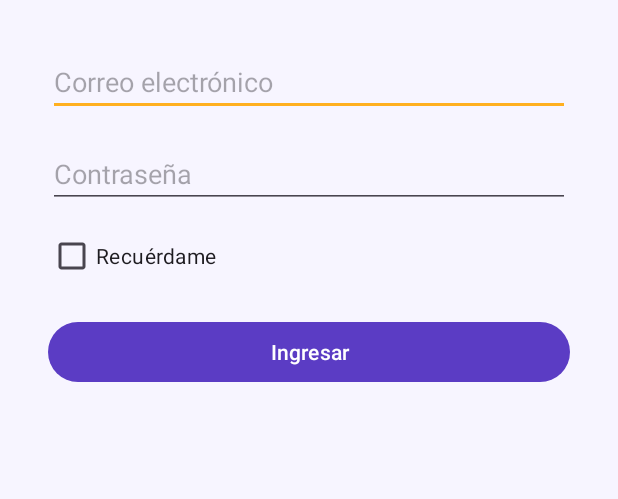
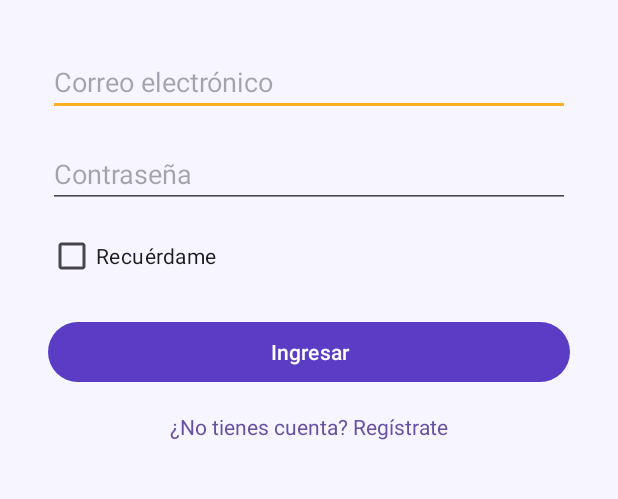
Before and after one commit to NeoAlyss/GeneradorQuiz, an Android app: the screen it shows after launch (MainActivity), on a phone screen of 412 x 824 dp, the part 297-796 px from its top. Run offline under Robolectric (Android 15) with nearby library versions, the phone set to English and light mode, and no system bars.

Commit message:
Actualización btn regrístrate

```diff
--- a/app/src/main/res/layout/activity_main.xml
+++ b/app/src/main/res/layout/activity_main.xml
@@ -75,4 +75,16 @@
         app:layout_constraintStart_toStartOf="@id/edtClaveLogin"
         app:layout_constraintEnd_toEndOf="@id/edtClaveLogin" />
 
+    <TextView
+        android:id="@+id/txtIrARegistro"
+        android:layout_width="wrap_content"
+        android:layout_height="wrap_content"
+        android:layout_gravity="center_horizontal"
+        android:layout_marginTop="16dp"
+        android:text="@string/txtIrARegistro"
+        android:textColor="#6750A4"
+        app:layout_constraintTop_toBottomOf="@id/btnIngresarLogin"
+        app:layout_constraintStart_toStartOf="parent"
+        app:layout_constraintEnd_toEndOf="parent"/>
+
 </androidx.constraintlayout.widget.ConstraintLayout>
--- a/app/src/main/res/values/strings.xml
+++ b/app/src/main/res/values/strings.xml
@@ -7,6 +7,7 @@
     <string name="edtClaveLogin">Contraseña</string>
     <string name="chkRecordarLogin">Recuérdame</string>
     <string name="btnIngresarLogin">Ingresar</string>
+    <string name="txtIrARegistro">¿No tienes cuenta? Regístrate</string>
 
     <!-- ==================== REGISTRO ==================== -->
     <string name="txtTituloRegistro">Crear Cuenta</string>
```
